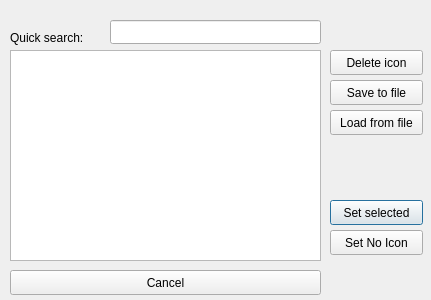
cynicanonimus/pdb, file pdb/dlgmanageicons.ui: the form before one commit.
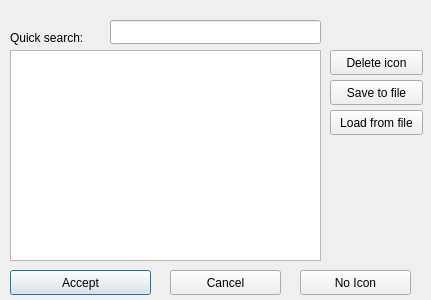
The form after the commit.

Patch:
```diff
--- a/pdb/dlgmanageicons.ui
+++ b/pdb/dlgmanageicons.ui
@@ -73,9 +73,9 @@
   <widget class="QPushButton" name="buttonSelected">
    <property name="geometry">
     <rect>
-     <x>330</x>
-     <y>200</y>
-     <width>93</width>
+     <x>10</x>
+     <y>270</y>
+     <width>141</width>
      <height>25</height>
     </rect>
    </property>
@@ -92,15 +92,15 @@
     </size>
    </property>
    <property name="text">
-    <string>Set selected</string>
+    <string>Accept</string>
    </property>
   </widget>
   <widget class="QPushButton" name="buttonSetNothing">
    <property name="geometry">
     <rect>
-     <x>330</x>
-     <y>230</y>
-     <width>93</width>
+     <x>300</x>
+     <y>270</y>
+     <width>111</width>
      <height>25</height>
     </rect>
    </property>
@@ -117,21 +117,21 @@
     </size>
    </property>
    <property name="text">
-    <string>Set No Icon</string>
+    <string>No Icon</string>
    </property>
   </widget>
   <widget class="QPushButton" name="buttonCancel">
    <property name="geometry">
     <rect>
-     <x>10</x>
+     <x>170</x>
      <y>270</y>
-     <width>311</width>
+     <width>111</width>
      <height>25</height>
     </rect>
    </property>
    <property name="minimumSize">
     <size>
-     <width>311</width>
+     <width>5</width>
      <height>25</height>
     </size>
    </property>
```
Left out of the diff: 2 changed lines with no effect on the pictures.
